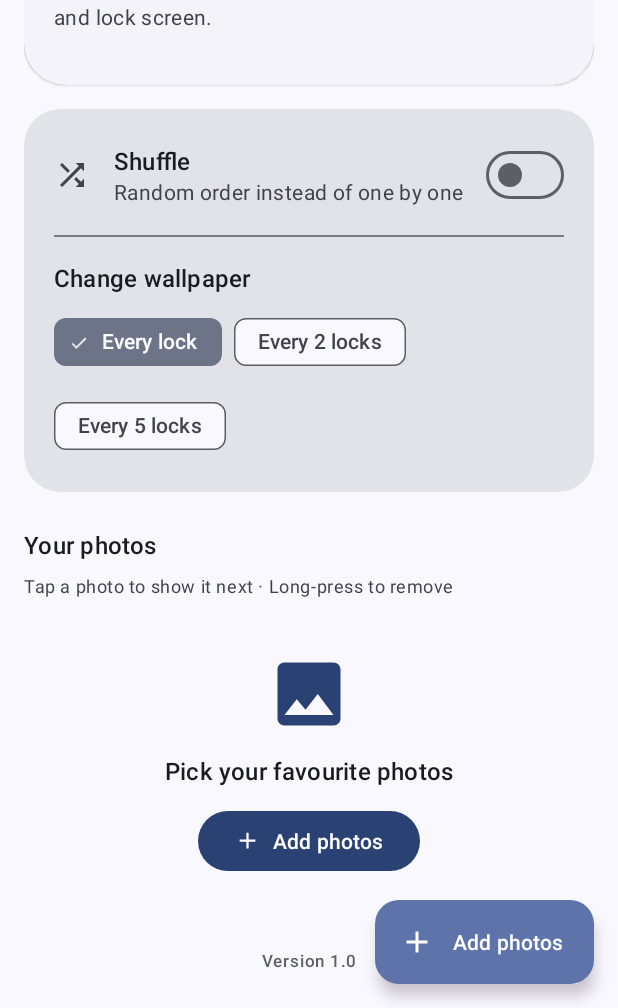
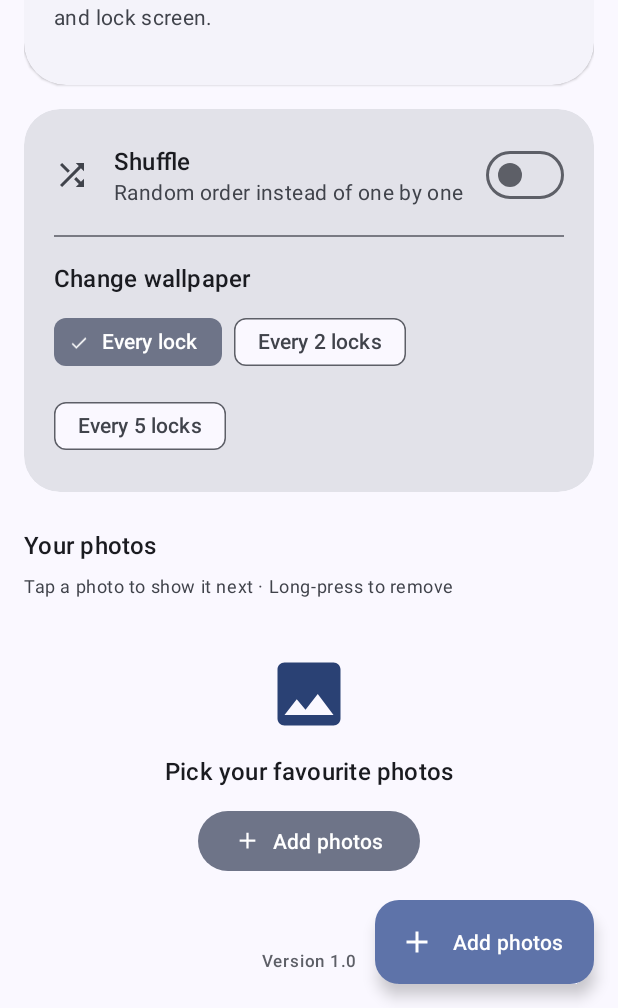
Before and after one commit to varadharaj0105/auto-wallpaper., an Android app: the screen it shows after launch (MainActivity), scrolled down 376 dp, on a phone screen of 412 x 824 dp, the part 228-1236 px from its top. Run offline under Robolectric (Android 15) with nearby library versions, the phone set to English and light mode, and no system bars; pictures from the network do not load.

Commit message:
Fix tonal button style
Co-Authored-By: Claude Opus 5.5 <noreply@anthropic.com>
Claude-Session: https://claude.ai/code/session_01PrFN1BuZ3DSnqNEGwYJuZw

```diff
--- a/app/src/main/res/layout/activity_main.xml
+++ b/app/src/main/res/layout/activity_main.xml
@@ -334,7 +334,7 @@
 
                 <com.google.android.material.button.MaterialButton
                     android:id="@+id/btnEmptyAdd"
-                    style="?attr/materialButtonTonalStyle"
+                    style="@style/Widget.Material3.Button.TonalButton"
                     android:layout_width="wrap_content"
                     android:layout_height="wrap_content"
                     android:layout_marginTop="12dp"
```
